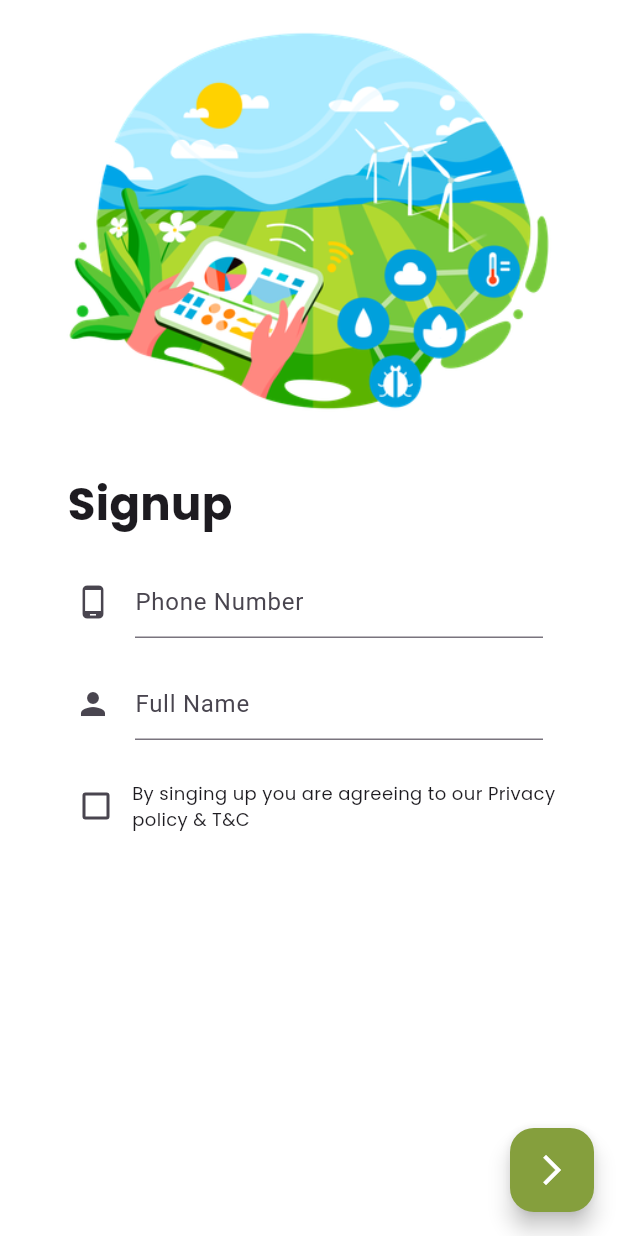
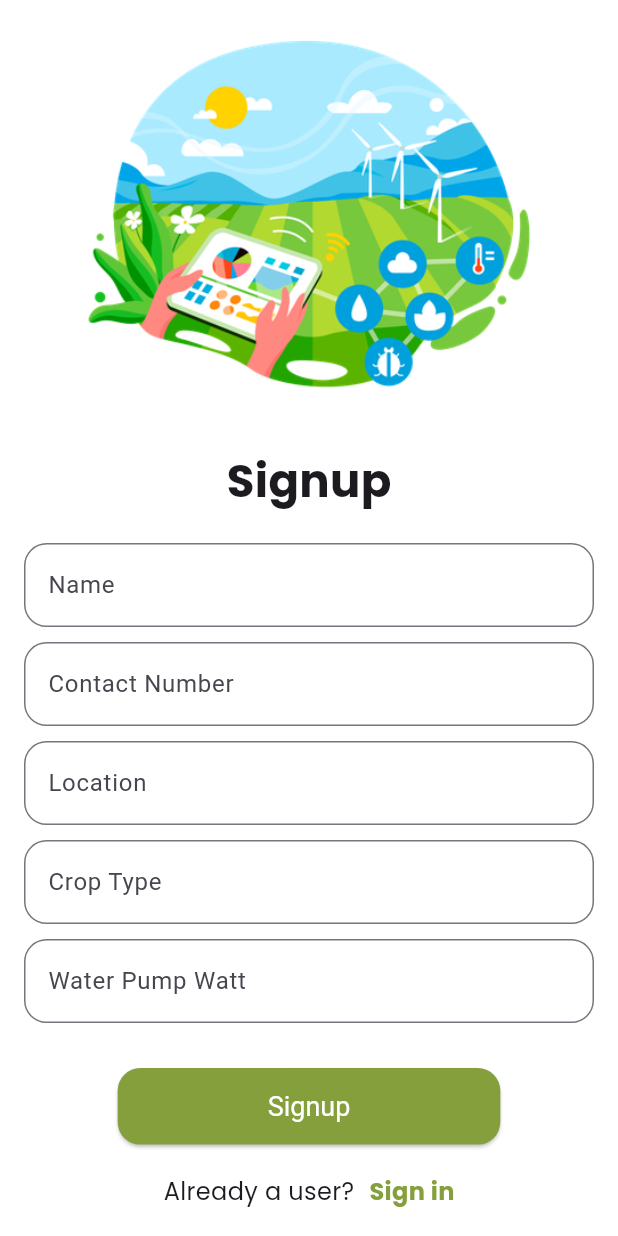
Before and after one commit to jaishree29/Sinchai-Sathi, a Flutter app: the screen it shows after launch, on a phone screen of 412 x 824 dp. Run offline on Flutter 3.47's test engine with Material 3 defaults, Android fonts, the light colour scheme and no system bars; our stand-ins replace animated_text_kit, convex_bottom_bar, fl_chart, google_fonts, shared_preferences.

Commit message:
Functional Login and Signup created

```diff
--- /dev/null
+++ b/lib/controllers/auth_controller.dart
@@ -0,0 +1,21 @@
+import 'package:sinchai_sathi/utils/local_storage.dart';
+
+import '../models/user.dart';
+import '../services/api_service.dart';
+
+class AuthController {
+  final ApiService _apiService = ApiService();
+  final SLocalStorage _localStorage = SLocalStorage();
+
+  Future<User> signup(User user) async {
+    final newUser = await _apiService.signup(user);
+    await _localStorage.saveUserName(newUser.name);
+    return newUser;
+  }
+
+  Future<User> login(String contactNumber) async {
+    final user = await _apiService.login(contactNumber);
+    await _localStorage.saveUserName(user.name);
+    return user;
+  }
+}
--- /dev/null
+++ b/lib/models/user.dart
@@ -0,0 +1,47 @@
+class User {
+  final int? id;
+  final String name;
+  final String contactNumber;
+  final String location;
+  final String cropType;
+  final int waterPumpWatt;
+  final String irrigationState;
+  final DateTime? createdAt;
+  final DateTime? updatedAt;
+
+  User({
+    this.id,
+    required this.name,
+    required this.contactNumber,
+    required this.location,
+    required this.cropType,
+    required this.waterPumpWatt,
+    required this.irrigationState,
+    this.createdAt,
+    this.updatedAt,
+  });
+
+  factory User.fromJson(Map<String, dynamic> json) {
+    return User(
+      id: json['id'],
+      name: json['name'],
+      contactNumber: json['contactNumber'],
+      location: json['location'],
+      cropType: json['cropType'],
+      waterPumpWatt: json['waterPumpWatt'],
+      irrigationState: json['irrigationState'],
+      createdAt: DateTime.parse(json['createdAt']),
+      updatedAt: DateTime.parse(json['updatedAt']),
+    );
+  }
+
+  Map<String, dynamic> toJson() {
+    return {
+      'name': name,
+      'contactNumber': contactNumber,
+      'location': location,
+      'cropType': cropType,
+      'waterPumpWatt': waterPumpWatt,
+    };
+  }
+}
--- /dev/null
+++ b/lib/services/api_service.dart
@@ -0,0 +1,42 @@
+import 'dart:convert';
+import 'package:http/http.dart' as http;
+import 'package:sinchai_sathi/utils/api_endpoints.dart';
+import '../models/user.dart';
+
+class ApiService {
+  static const String baseUrl = 'https://sichaisathi.onrender.com';
+
+  Future<User> signup(User user) async {
+    final response = await http.post(
+      Uri.parse('$baseUrl/$createFarmer'),
+      headers: {
+        'Content-Type': 'application/json',
+      },
+      body: jsonEncode(user.toJson()),
+    );
+
+    if (response.statusCode == 201) {
+      return User.fromJson(jsonDecode(response.body));
+    } else {
+      print(response.body.toString());
+      throw Exception('Failed to signup');
+    }
+  }
+
+  Future<User> login(String contactNumber) async {
+    final response = await http.post(
+      Uri.parse('$baseUrl/$getFarmer'),
+      headers: {
+        'Content-Type': 'application/json',
+      },
+      body: jsonEncode({'contactNumber': contactNumber}),
+    );
+
+    if (response.statusCode == 200) {
+      return User.fromJson(jsonDecode(response.body));
+    } else {
+      print(response.body.toString());
+      throw Exception('Failed to login');
+    }
+  }
+}
--- a/lib/views/auth/signup_screen.dart
+++ b/lib/views/auth/signup_screen.dart
@@ -1,84 +1,143 @@
 import 'package:flutter/material.dart';
 import 'package:google_fonts/google_fonts.dart';
+import 'package:sinchai_sathi/controllers/auth_controller.dart';
+import 'package:sinchai_sathi/models/user.dart';
 import 'package:sinchai_sathi/utils/colors.dart';
+import 'package:sinchai_sathi/views/auth/login_screen.dart';
 import 'package:sinchai_sathi/views/navbar.dart';
+import 'package:sinchai_sathi/widgets/elevated_button.dart';
+import 'package:sinchai_sathi/widgets/textfield.dart';
 
-class SignupScreen extends StatelessWidget {
+class SignupScreen extends StatefulWidget {
   const SignupScreen({super.key});
+
+  @override
+  State<SignupScreen> createState() => _SignupScreenState();
+}
+
+class _SignupScreenState extends State<SignupScreen> {
+  final AuthController _authController = AuthController();
+  final TextEditingController _nameController = TextEditingController();
+  final TextEditingController _contactNumberController =
+      TextEditingController();
+  final TextEditingController _locationController = TextEditingController();
+  final TextEditingController _cropTypeController = TextEditingController();
+  final TextEditingController _waterPumpWattController =
+      TextEditingController();
+
+  Future<void> _signup() async {
+    final user = User(
+      name: _nameController.text,
+      contactNumber: _contactNumberController.text,
+      location: _locationController.text,
+      cropType: _cropTypeController.text,
+      waterPumpWatt: int.parse(_waterPumpWattController.text),
+      irrigationState: 'off',
+    );
+
+    try {
+      final newUser = await _authController.signup(user);
+      print('User signed up: ${newUser.name}');
+      Navigator.of(context).push(
+        MaterialPageRoute(
+          builder: (context) => const Navbar(),
+        ),
+      );
+    } catch (e) {
+      print('Error signing up: $e');
+      ScaffoldMessenger.of(context).showSnackBar(
+        const SnackBar(
+          content: Text('Something went wrong!'),
+        ),
+      );
+    }
+  }
 
   @override
   Widget build(BuildContext context) {
     return Scaffold(
-      floatingActionButton: FloatingActionButton(
-        onPressed: () {
-          Navigator.of(context)
-              .push(MaterialPageRoute(builder: (context) => const Navbar()));
-        },
-        backgroundColor: SColors.primary,
-        child: const Icon(
-          Icons.arrow_forward_ios,
-          color: Colors.white,
-        ),
-      ),
       body: SafeArea(
         child: Padding(
-          padding: const EdgeInsets.only(top: 10.0),
+          padding: const EdgeInsets.all(16.0),
+          child: SingleChildScrollView(
             child: Column(
-            crossAxisAlignment: CrossAxisAlignment.start,
+              mainAxisAlignment: MainAxisAlignment.spaceEvenly,
+              children: [
+                Column(
                   children: [
                     Image.asset("assets/logos/hero1.png"),
                     const SizedBox(
                       height: 30,
                     ),
-              Padding(
-                padding: const EdgeInsets.only(left: 45.0),
-                child: Text(
+                    Text(
                       "Signup",
                       style: GoogleFonts.poppins(
                           fontSize: 30.0, fontWeight: FontWeight.bold),
                     ),
-              ),
                     const SizedBox(
                       height: 20,
                     ),
-              const Padding(
-                padding: EdgeInsets.symmetric(horizontal: 50.0),
-                child: TextField(
-                  decoration: InputDecoration(
-                      hintText: "Phone Number",
-                      icon: Icon(Icons.phone_android)),
+                    STextField(
+                      labelText: 'Name',
+                      controller: _nameController,
+                    ),
+                    const SizedBox(height: 10),
+                    STextField(
+                        labelText: 'Contact Number',
+                        controller: _contactNumberController),
+                    const SizedBox(height: 10),
+                    STextField(
+                      labelText: 'Location',
+                      controller: _locationController,
+                    ),
+                    const SizedBox(height: 10),
+                    STextField(
+                      labelText: 'Crop Type',
+                      controller: _cropTypeController,
+                    ),
+                    const SizedBox(height: 10),
+                    STextField(
+                      labelText: 'Water Pump Watt',
+                      controller: _waterPumpWattController,
+                    ),
+                    const SizedBox(height: 30),
+                  ],
+                ),
+                SElevatedButton(
+                  text: 'Signup',
+                  onPressed: _signup,
+                ),
+                const SizedBox(height: 20),
+                Row(
+                  mainAxisAlignment: MainAxisAlignment.center,
+                  children: [
+                    Text(
+                      "Already a user?",
+                      style: GoogleFonts.poppins(
+                        fontSize: 16.0,
                       ),
                     ),
-              const SizedBox(
-                height: 20,
-              ),
-              const Padding(
-                padding: EdgeInsets.symmetric(horizontal: 50.0),
-                child: TextField(
-                  decoration: InputDecoration(
-                      hintText: "Full Name", icon: Icon(Icons.person)),
+                    const SizedBox(width: 10),
+                    InkWell(
+                      onTap: () => Navigator.pushReplacement(
+                        context,
+                        MaterialPageRoute(
+                          builder: (context) => const LoginScreen(),
                         ),
                       ),
-              const SizedBox(
-                height: 20,
+                      child: Text(
+                        "Sign in",
+                        style: GoogleFonts.poppins(
+                          fontSize: 16.0,
+                          fontWeight: FontWeight.bold,
+                          color: SColors.primary,
                         ),
-              Padding(
-                padding: const EdgeInsets.symmetric(horizontal: 40.0),
-                child: Row(
-                  children: [
-                    Checkbox(
-                        value: false,
-                        activeColor: SColors.primary,
-                        onChanged: (bool? newValue) {}),
-                    Expanded(
-                        child: Text(
-                      "By singing up you are agreeing to our Privacy policy & T&C",
-                      style: GoogleFonts.poppins(fontSize: 12.0),
-                    ))
+                      ),
+                    ),
                   ],
                 ),
-              )
               ],
+            ),
           ),
         ),
       ),
--- /dev/null
+++ b/lib/widgets/elevated_button.dart
@@ -0,0 +1,26 @@
+import 'package:flutter/material.dart';
+import 'package:sinchai_sathi/utils/colors.dart';
+
+class SElevatedButton extends StatelessWidget {
+  final String text;
+  final VoidCallback onPressed;
+
+  const SElevatedButton({super.key, required this.text, required this.onPressed});
+
+  @override
+  Widget build(BuildContext context) {
+    return ElevatedButton(
+      onPressed: onPressed,
+      style: ElevatedButton.styleFrom(
+        foregroundColor: Colors.white,
+        shape: RoundedRectangleBorder(
+          borderRadius: BorderRadius.circular(15),
+        ),
+        backgroundColor: SColors.primary,
+        padding: const EdgeInsets.symmetric(horizontal: 100, vertical: 15),
+        textStyle: const TextStyle(fontSize: 18),
+      ),
+      child: Text(text),
+    );
+  }
+}
--- /dev/null
+++ b/lib/widgets/textfield.dart
@@ -0,0 +1,28 @@
+import 'package:flutter/material.dart';
+
+class STextField extends StatelessWidget {
+  final String labelText;
+  final TextEditingController controller;
+  final bool obscureText;
+
+  const STextField({
+    super.key,
+    required this.labelText,
+    required this.controller,
+    this.obscureText = false,
+  });
+
+  @override
+  Widget build(BuildContext context) {
+    return TextField(
+      controller: controller,
+      obscureText: obscureText,
+      decoration: InputDecoration(
+        labelText: labelText,
+        border: OutlineInputBorder(
+          borderRadius: BorderRadius.circular(15)
+        ),
+      ),
+    );
+  }
+}
```
Also changed, not shown: lib/utils/api_endpoints.dart (+9 -0 lines), lib/utils/local_storage.dart (added, +80 -0 lines), lib/views/auth/login_screen.dart (+65 -37 lines), lib/views/home/home_screen.dart (+29 -11 lines), lib/views/splash_screen.dart (+21 -20 lines). Lines whose indentation alone changed are shown as unchanged.
